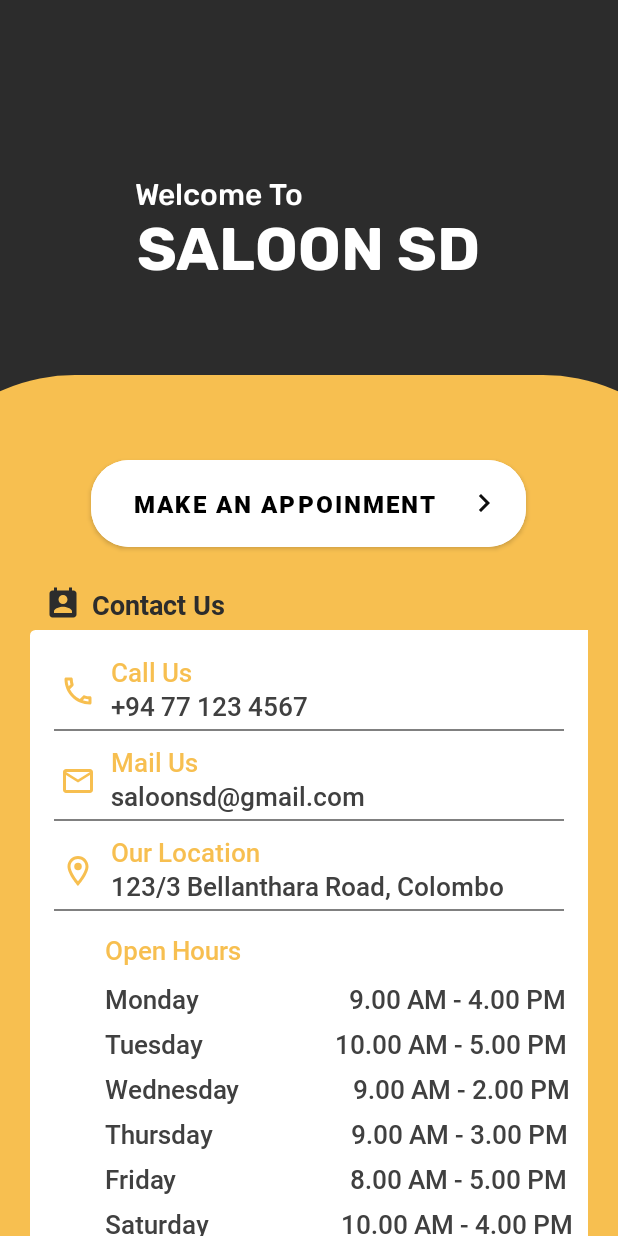
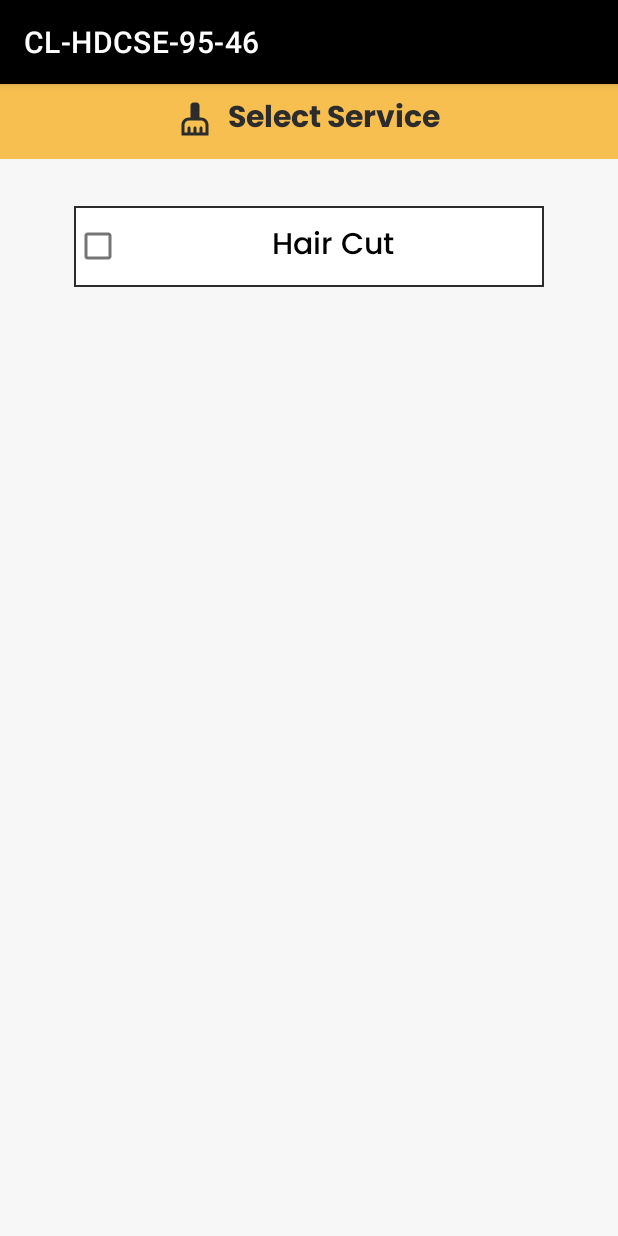
Before and after one commit to AasifFiraz/Saloon-App, an Android app: the screen it shows after launch (Home_Page before the commit, Appoinment_Booking after it), on a phone screen of 412 x 824 dp. Run offline under Robolectric (Android 15) with nearby library versions, the phone set to English and light mode, and no system bars.

Commit message:
Updated required files

```diff
--- a/app/src/main/AndroidManifest.xml
+++ b/app/src/main/AndroidManifest.xml
@@ -1,7 +1,6 @@
 <?xml version="1.0" encoding="utf-8"?>
 <manifest xmlns:android="http://schemas.android.com/apk/res/android"
     package="com.aasif.cl_hdcse_95_46">
-
 
     <application
         android:allowBackup="true"
@@ -10,7 +9,9 @@
         android:roundIcon="@mipmap/ic_launcher_round"
         android:supportsRtl="true"
         android:theme="@style/Theme.CLHDCSE9546">
-
+        <activity
+            android:name=".Appoinment_Booking"
+            android:exported="false" />
         <activity
             android:name=".Home_Page"
             android:exported="false" />
@@ -23,7 +24,6 @@
         <activity
             android:name=".Main_Screen"
             android:exported="false" />
-
         <activity
             android:name=".Customer_Registration"
             android:exported="false" />
--- a/app/src/main/java/com/aasif/cl_hdcse_95_46/Home_Page.java
+++ b/app/src/main/java/com/aasif/cl_hdcse_95_46/Home_Page.java
@@ -52,7 +52,7 @@ public class Home_Page extends AppCompatActivity {
                         Toast.makeText(Home_Page.this, "About Us", Toast.LENGTH_SHORT).show();
                         break;
                     case R.id.accountPage:
-                        Toast.makeText(Home_Page.this, "Accoount", Toast.LENGTH_SHORT).show();
+                        Toast.makeText(Home_Page.this, "Account", Toast.LENGTH_SHORT).show();
                         break;
                 }
                 return true;
--- a/app/src/main/java/com/aasif/cl_hdcse_95_46/MainActivity.java
+++ b/app/src/main/java/com/aasif/cl_hdcse_95_46/MainActivity.java
@@ -82,8 +82,8 @@ public class MainActivity extends AppCompatActivity {
 
                     if(checkUsernamePass == true){
                         Toast.makeText(getApplicationContext(), "Login Successful !", Toast.LENGTH_LONG).show();
-//                        Intent MainScreen = new Intent(getApplicationContext(), MainActivity.class);
-//                        startActivity(MainScreen);
+                        Intent MainScreen = new Intent(getApplicationContext(), Home_Page.class);
+                        startActivity(MainScreen);
                     }else{
                         Toast.makeText(getApplicationContext(), "Incorrect Username or Password !", Toast.LENGTH_LONG).show();
                     }
--- a/app/src/main/java/com/aasif/cl_hdcse_95_46/SplahScreen.java
+++ b/app/src/main/java/com/aasif/cl_hdcse_95_46/SplahScreen.java
@@ -17,7 +17,7 @@ public class SplahScreen extends Activity {
         handler.postDelayed(new Runnable() {
             @Override
             public void run() {
-                Intent intent=new Intent(SplahScreen.this,Home_Page.class);
+                Intent intent=new Intent(SplahScreen.this,Appoinment_Booking.class);
                 startActivity(intent);
                 finish();
             }
--- a/app/src/main/res/drawable/ic_appoinment_icon.xml
+++ b/app/src/main/res/drawable/ic_appoinment_icon.xml
@@ -1,4 +1,4 @@
-<vector android:height="24dp" android:tint="#0E0E0E"
+<vector android:height="24dp" android:tint="#000"
     android:viewportHeight="24" android:viewportWidth="24"
     android:width="24dp" xmlns:android="http://schemas.android.com/apk/res/android">
     <path android:fillColor="@android:color/white" android:pathData="M20,3h-1L19,1h-2v2L7,3L7,1L5,1v2L4,3c-1.1,0 -2,0.9 -2,2v16c0,1.1 0.9,2 2,2h16c1.1,0 2,-0.9 2,-2L22,5c0,-1.1 -0.9,-2 -2,-2zM20,21L4,21L4,8h16v13z"/>
--- /dev/null
+++ b/app/src/main/res/drawable/ic_date_time_icon.xml
@@ -0,0 +1,5 @@
+<vector android:height="24dp" android:tint="#2C2C2C"
+    android:viewportHeight="24" android:viewportWidth="24"
+    android:width="24dp" xmlns:android="http://schemas.android.com/apk/res/android">
+    <path android:fillColor="@android:color/white" android:pathData="M11.99,2C6.47,2 2,6.48 2,12s4.47,10 9.99,10C17.52,22 22,17.52 22,12S17.52,2 11.99,2zM15.29,16.71L11,12.41V7h2v4.59l3.71,3.71L15.29,16.71z"/>
+</vector>
--- /dev/null
+++ b/app/src/main/res/drawable/ic_service_icon.xml
@@ -0,0 +1,5 @@
+<vector android:height="24dp" android:tint="#2C2C2C"
+    android:viewportHeight="24" android:viewportWidth="24"
+    android:width="24dp" xmlns:android="http://schemas.android.com/apk/res/android">
+    <path android:fillColor="@android:color/white" android:pathData="M16,11h-1V3c0,-1.1 -0.9,-2 -2,-2h-2C9.9,1 9,1.9 9,3v8H8c-2.76,0 -5,2.24 -5,5v7h18v-7C21,13.24 18.76,11 16,11zM19,21h-2v-3c0,-0.55 -0.45,-1 -1,-1s-1,0.45 -1,1v3h-2v-3c0,-0.55 -0.45,-1 -1,-1s-1,0.45 -1,1v3H9v-3c0,-0.55 -0.45,-1 -1,-1s-1,0.45 -1,1v3H5v-5c0,-1.65 1.35,-3 3,-3h8c1.65,0 3,1.35 3,3V21z"/>
+</vector>
--- /dev/null
+++ b/app/src/main/res/drawable/services.xml
@@ -0,0 +1,5 @@
+<?xml version="1.0" encoding="utf-8"?>
+<shape xmlns:android="http://schemas.android.com/apk/res/android" android:shape="rectangle" >
+    <solid android:color="@android:color/white" />
+    <stroke android:width="1dip" android:color="#2c2c2c"/>
+</shape>
--- a/app/src/main/res/layout/activity_admin_registration.xml
+++ b/app/src/main/res/layout/activity_admin_registration.xml
@@ -45,7 +45,7 @@
         android:fontFamily="@font/poppinsbold"
         android:text="Admin Registration"
         android:textColor="#000000"
-        android:textSize="30dp" />
+        android:textSize="30sp" />
 
     <com.google.android.material.textfield.TextInputLayout
         android:id="@+id/txtRegisterAdminFullName"
--- a/app/src/main/res/layout/activity_home_page.xml
+++ b/app/src/main/res/layout/activity_home_page.xml
@@ -10,7 +10,6 @@
     android:layout_height="wrap_content"
     android:background="@drawable/home_page"
     tools:context=".Home_Page">
-
 
     <TextView
         android:id="@+id/txtWelcomeToText"
--- a/app/src/main/res/layout/activity_main_screen.xml
+++ b/app/src/main/res/layout/activity_main_screen.xml
@@ -21,7 +21,7 @@
                 android:layout_width="450dp"
                 android:layout_height="100dp"
                 android:layout_marginTop="350dp"
-                android:src="@drawable/ic_wave_6" />
+                android:src="@drawable/main_screen_wave" />
 
         </FrameLayout>
     </LinearLayout>
```
Also changed, not shown: app/src/main/java/com/aasif/cl_hdcse_95_46/Appoinment.java (added, +37 -0 lines), app/src/main/res/drawable/ic_wave_cus_login.xml (renamed from app/src/main/res/drawable/ic_wave_4.xml), app/src/main/res/drawable/main_screen_wave.xml (renamed from app/src/main/res/drawable/ic_wave_6.xml).
